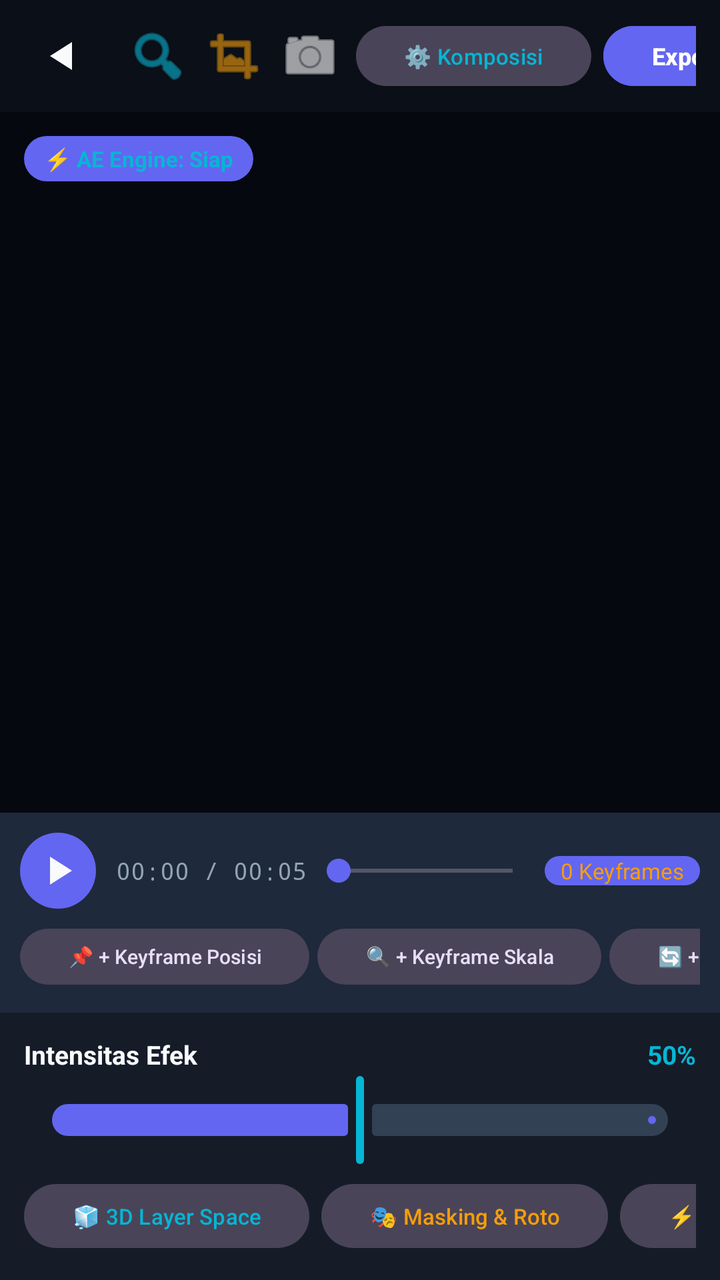
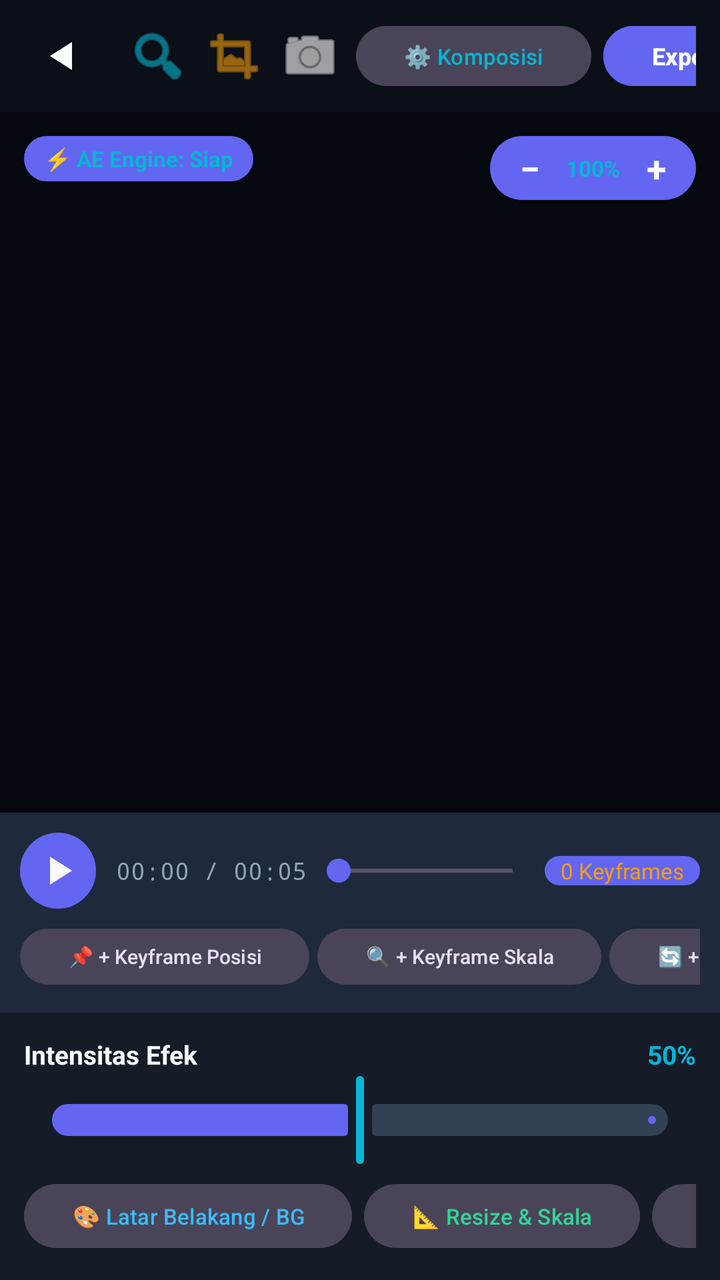

Before-and-after screenshots of an Android layout around one commit, followed by the original layout XML and the change that was made.
<!-- AndroidManifest.xml: application theme Theme.MediaStudioPro -->
<!-- res/layout/activity_after_effects_studio.xml -->
<?xml version="1.0" encoding="utf-8"?>
<LinearLayout xmlns:android="http://schemas.android.com/apk/res/android"
    xmlns:app="http://schemas.android.com/apk/res-auto"
    android:layout_width="match_parent"
    android:layout_height="match_parent"
    android:background="@color/background"
    android:orientation="vertical">

    
    <LinearLayout
        android:layout_width="match_parent"
        android:layout_height="56dp"
        android:gravity="center_vertical"
        android:paddingStart="12dp"
        android:paddingEnd="12dp">

        <ImageButton
            android:id="@+id/btn_back"
            android:layout_width="40dp"
            android:layout_height="40dp"
            android:background="?attr/selectableItemBackgroundBorderless"
            android:src="@drawable/ic_play"
            android:rotation="180"
            app:tint="@color/text_primary" />

        <TextView
            android:layout_width="0dp"
            android:layout_height="wrap_content"
            android:layout_marginStart="8dp"
            android:layout_weight="1"
            android:text="After Effects Studio Pro"
            android:textColor="@color/text_primary"
            android:textSize="17sp"
            android:textStyle="bold" />

        <ImageButton
            android:id="@+id/btn_quick_apply"
            android:layout_width="38dp"
            android:layout_height="38dp"
            android:background="?attr/selectableItemBackgroundBorderless"
            android:src="@android:drawable/ic_menu_search"
            app:tint="@color/accent_cyan" />

        <ImageButton
            android:id="@+id/btn_grid_guides"
            android:layout_width="38dp"
            android:layout_height="38dp"
            android:background="?attr/selectableItemBackgroundBorderless"
            android:src="@android:drawable/ic_menu_crop"
            app:tint="@color/accent_amber" />

        <ImageButton
            android:id="@+id/btn_snapshot"
            android:layout_width="38dp"
            android:layout_height="38dp"
            android:background="?attr/selectableItemBackgroundBorderless"
            android:src="@android:drawable/ic_menu_camera"
            app:tint="@color/white" />

        <Button
            android:id="@+id/btn_comp_settings"
            style="@style/Widget.Material3.Button.TonalButton"
            android:layout_width="wrap_content"
            android:layout_height="38dp"
            android:layout_marginStart="4dp"
            android:layout_marginEnd="6dp"
            android:text="⚙️ Komposisi"
            android:textColor="@color/accent_cyan"
            android:textSize="11sp" />

        <Button
            android:id="@+id/btn_export_vfx"
            android:layout_width="wrap_content"
            android:layout_height="38dp"
            android:backgroundTint="@color/primary"
            android:text="Export 4K"
            android:textColor="@color/white"
            android:textSize="12sp"
            android:textStyle="bold" />
    </LinearLayout>

    
    <FrameLayout
        android:id="@+id/layout_vfx_container"
        android:layout_width="match_parent"
        android:layout_height="0dp"
        android:layout_weight="1"
        android:background="#05080E">

        <TextureView
            android:id="@+id/texture_video_source"
            android:layout_width="match_parent"
            android:layout_height="match_parent"
            android:layout_gravity="center" />

        <ImageView
            android:id="@+id/iv_vfx_preview"
            android:layout_width="match_parent"
            android:layout_height="match_parent"
            android:layout_gravity="center"
            android:scaleType="fitCenter" />

        
        <TextView
            android:id="@+id/tv_active_vfx_badge"
            android:layout_width="wrap_content"
            android:layout_height="wrap_content"
            android:layout_gravity="top|start"
            android:layout_margin="12dp"
            android:background="@drawable/bg_pill_button"
            android:paddingStart="10dp"
            android:paddingTop="4dp"
            android:paddingEnd="10dp"
            android:paddingBottom="4dp"
            android:text="⚡ AE Engine: Siap"
            android:textColor="@color/accent_cyan"
            android:textSize="11sp"
            android:textStyle="bold" />

        
        <LinearLayout
            android:id="@+id/layout_vfx_export_progress"
            android:layout_width="match_parent"
            android:layout_height="match_parent"
            android:background="@color/overlay_scrim"
            android:gravity="center"
            android:orientation="vertical"
            android:visibility="gone">

            <ProgressBar
                android:layout_width="56dp"
                android:layout_height="56dp"
                android:indeterminateTint="@color/primary" />

            <TextView
                android:id="@+id/tv_vfx_progress_percent"
                android:layout_width="wrap_content"
                android:layout_height="wrap_content"
                android:layout_marginTop="12dp"
                android:text="Rendering VFX After Effects..."
                android:textColor="@color/white"
                android:textSize="15sp"
                android:textStyle="bold" />
        </LinearLayout>
    </FrameLayout>

    
    <LinearLayout
        android:layout_width="match_parent"
        android:layout_height="wrap_content"
        android:background="@color/surface_variant"
        android:orientation="vertical"
        android:padding="10dp">

        <LinearLayout
            android:layout_width="match_parent"
            android:layout_height="wrap_content"
            android:gravity="center_vertical"
            android:orientation="horizontal">

            <ImageButton
                android:id="@+id/btn_play_pause"
                android:layout_width="38dp"
                android:layout_height="38dp"
                android:background="@drawable/bg_pill_button"
                android:src="@drawable/ic_play"
                app:tint="@color/text_primary" />

            <TextView
                android:id="@+id/tv_timeline_time"
                android:layout_width="wrap_content"
                android:layout_height="wrap_content"
                android:layout_marginStart="10dp"
                android:text="00:00 / 00:05"
                android:textColor="@color/text_secondary"
                android:textSize="12sp"
                android:fontFamily="monospace" />

            <SeekBar
                android:id="@+id/seekbar_timeline"
                android:layout_width="0dp"
                android:layout_height="wrap_content"
                android:layout_weight="1"
                android:max="5000"
                android:progress="0"
                android:progressTint="@color/accent_cyan"
                android:thumbTint="@color/primary" />

            <TextView
                android:id="@+id/tv_keyframe_count"
                android:layout_width="wrap_content"
                android:layout_height="wrap_content"
                android:background="@drawable/bg_pill_button"
                android:paddingStart="8dp"
                android:paddingEnd="8dp"
                android:text="0 Keyframes"
                android:textColor="@color/accent_amber"
                android:textSize="11sp" />
        </LinearLayout>

        
        <HorizontalScrollView
            android:layout_width="match_parent"
            android:layout_height="wrap_content"
            android:layout_marginTop="6dp"
            android:scrollbars="none">

            <LinearLayout
                android:layout_width="wrap_content"
                android:layout_height="wrap_content"
                android:orientation="horizontal">

                <Button
                    android:id="@+id/btn_keyframe_pos"
                    style="@style/Widget.Material3.Button.TonalButton"
                    android:layout_width="wrap_content"
                    android:layout_height="36dp"
                    android:layout_marginEnd="4dp"
                    android:text="📌 + Keyframe Posisi"
                    android:textSize="10sp" />

                <Button
                    android:id="@+id/btn_keyframe_scale"
                    style="@style/Widget.Material3.Button.TonalButton"
                    android:layout_width="wrap_content"
                    android:layout_height="36dp"
                    android:layout_marginEnd="4dp"
                    android:text="🔍 + Keyframe Skala"
                    android:textSize="10sp" />

                <Button
                    android:id="@+id/btn_keyframe_rot"
                    style="@style/Widget.Material3.Button.TonalButton"
                    android:layout_width="wrap_content"
                    android:layout_height="36dp"
                    android:layout_marginEnd="4dp"
                    android:text="🔄 + Keyframe Rotasi"
                    android:textSize="10sp" />

                <Button
                    android:id="@+id/btn_keyframe_rot_x"
                    style="@style/Widget.Material3.Button.TonalButton"
                    android:layout_width="wrap_content"
                    android:layout_height="36dp"
                    android:layout_marginEnd="4dp"
                    android:text="🧊 + 3D Tilt X"
                    android:textSize="10sp" />

                <Button
                    android:id="@+id/btn_keyframe_rot_y"
                    style="@style/Widget.Material3.Button.TonalButton"
                    android:layout_width="wrap_content"
                    android:layout_height="36dp"
                    android:layout_marginEnd="4dp"
                    android:text="🧊 + 3D Pan Y"
                    android:textSize="10sp" />

                <Button
                    android:id="@+id/btn_keyframe_opacity"
                    style="@style/Widget.Material3.Button.TonalButton"
                    android:layout_width="wrap_content"
                    android:layout_height="36dp"
                    android:layout_marginEnd="4dp"
                    android:text="👁️ + Keyframe Opasitas"
                    android:textSize="10sp" />

                <Button
                    android:id="@+id/btn_keyframe_ease"
                    style="@style/Widget.Material3.Button.TonalButton"
                    android:layout_width="wrap_content"
                    android:layout_height="36dp"
                    android:layout_marginEnd="4dp"
                    android:text="📈 Kurva Easing"
                    android:textColor="@color/accent_cyan"
                    android:textSize="10sp" />

                <Button
                    android:id="@+id/btn_keyframe_clear"
                    style="@style/Widget.Material3.Button.TextButton"
                    android:layout_width="wrap_content"
                    android:layout_height="36dp"
                    android:text="Hapus Semua"
                    android:textColor="@color/error"
                    android:textSize="10sp" />
            </LinearLayout>
        </HorizontalScrollView>
    </LinearLayout>

    
    <LinearLayout
        android:layout_width="match_parent"
        android:layout_height="wrap_content"
        android:background="@color/surface"
        android:orientation="vertical"
        android:padding="12dp">

        
        <LinearLayout
            android:id="@+id/layout_vfx_slider"
            android:layout_width="match_parent"
            android:layout_height="wrap_content"
            android:orientation="vertical">

            <LinearLayout
                android:layout_width="match_parent"
                android:layout_height="wrap_content"
                android:orientation="horizontal">

                <TextView
                    android:id="@+id/tv_vfx_tool_name"
                    android:layout_width="0dp"
                    android:layout_height="wrap_content"
                    android:layout_weight="1"
                    android:text="Intensitas Efek"
                    android:textColor="@color/text_primary"
                    android:textSize="13sp"
                    android:textStyle="bold" />

                <TextView
                    android:id="@+id/tv_vfx_tool_value"
                    android:layout_width="wrap_content"
                    android:layout_height="wrap_content"
                    android:text="50%"
                    android:textColor="@color/accent_cyan"
                    android:textSize="13sp"
                    android:textStyle="bold" />
            </LinearLayout>

            <com.google.android.material.slider.Slider
                android:id="@+id/slider_vfx"
                android:layout_width="match_parent"
                android:layout_height="wrap_content"
                android:value="50"
                android:valueFrom="0"
                android:valueTo="100"
                app:thumbColor="@color/accent_cyan"
                app:trackColorActive="@color/primary"
                app:trackColorInactive="@color/slider_track" />
        </LinearLayout>

        
        <HorizontalScrollView
            android:layout_width="match_parent"
            android:layout_height="wrap_content"
            android:layout_marginTop="4dp"
            android:scrollbars="none">

            <LinearLayout
                android:layout_width="wrap_content"
                android:layout_height="wrap_content"
                android:orientation="horizontal">

                <Button
                    android:id="@+id/btn_vfx_3d_layer"
                    style="@style/Widget.Material3.Button.TonalButton"
                    android:layout_width="wrap_content"
                    android:layout_height="40dp"
                    android:layout_marginEnd="6dp"
                    android:text="🧊 3D Layer Space"
                    android:textColor="@color/accent_cyan"
                    android:textSize="11sp" />

                <Button
                    android:id="@+id/btn_vfx_mask"
                    style="@style/Widget.Material3.Button.TonalButton"
                    android:layout_width="wrap_content"
                    android:layout_height="40dp"
                    android:layout_marginEnd="6dp"
                    android:text="🎭 Masking &amp; Roto"
                    android:textColor="@color/accent_amber"
                    android:textSize="11sp" />

                <Button
                    android:id="@+id/btn_vfx_speed"
                    style="@style/Widget.Material3.Button.TonalButton"
                    android:layout_width="wrap_content"
                    android:layout_height="40dp"
                    android:layout_marginEnd="6dp"
                    android:text="⚡ Speed Ramping"
                    android:textSize="11sp" />

                <Button
                    android:id="@+id/btn_vfx_glow"
                    style="@style/Widget.Material3.Button.TonalButton"
                    android:layout_width="wrap_content"
                    android:layout_height="40dp"
                    android:layout_marginEnd="6dp"
                    android:text="🌟 Optical Glow"
                    android:textSize="11sp" />

                <Button
                    android:id="@+id/btn_vfx_glitch"
                    style="@style/Widget.Material3.Button.TonalButton"
                    android:layout_width="wrap_content"
                    android:layout_height="40dp"
                    android:layout_marginEnd="6dp"
                    android:text="⚡ RGB Glitch"
                    android:textSize="11sp" />

                <Button
                    android:id="@+id/btn_vfx_wiggle"
                    style="@style/Widget.Material3.Button.TonalButton"
                    android:layout_width="wrap_content"
                    android:layout_height="40dp"
                    android:layout_marginEnd="6dp"
                    android:text="📳 Camera Wiggle"
                    android:textSize="11sp" />

                <Button
                    android:id="@+id/btn_vfx_light_rays"
                    style="@style/Widget.Material3.Button.TonalButton"
                    android:layout_width="wrap_content"
                    android:layout_height="40dp"
                    android:layout_marginEnd="6dp"
                    android:text="☀️ CC Light Rays"
                    android:textSize="11sp" />

                <Button
                    android:id="@+id/btn_vfx_turbulent"
                    style="@style/Widget.Material3.Button.TonalButton"
                    android:layout_width="wrap_content"
                    android:layout_height="40dp"
                    android:layout_marginEnd="6dp"
                    android:text="🌊 Turbulent Displace"
                    android:textSize="11sp" />

                <Button
                    android:id="@+id/btn_vfx_zoom_blur"
                    style="@style/Widget.Material3.Button.TonalButton"
                    android:layout_width="wrap_content"
                    android:layout_height="40dp"
                    android:layout_marginEnd="6dp"
                    android:text="🌀 CC Radial Zoom"
                    android:textSize="11sp" />

                <Button
                    android:id="@+id/btn_vfx_saber"
                    style="@style/Widget.Material3.Button.TonalButton"
                    android:layout_width="wrap_content"
                    android:layout_height="40dp"
                    android:layout_marginEnd="6dp"
                    android:text="⚡ Saber Neon Edge"
                    android:textSize="11sp" />

                <Button
                    android:id="@+id/btn_vfx_lens_flare"
                    style="@style/Widget.Material3.Button.TonalButton"
                    android:layout_width="wrap_content"
                    android:layout_height="40dp"
                    android:layout_marginEnd="6dp"
                    android:text="☀️ Lens Flare"
                    android:textSize="11sp" />

                <Button
                    android:id="@+id/btn_vfx_lumetri"
                    style="@style/Widget.Material3.Button.TonalButton"
                    android:layout_width="wrap_content"
                    android:layout_height="40dp"
                    android:layout_marginEnd="6dp"
                    android:text="🎨 Lumetri Color"
                    android:textSize="11sp" />

                <Button
                    android:id="@+id/btn_vfx_particles"
                    style="@style/Widget.Material3.Button.TonalButton"
                    android:layout_width="wrap_content"
                    android:layout_height="40dp"
                    android:layout_marginEnd="6dp"
                    android:text="✨ Partikel Sparks/Rain"
                    android:textSize="11sp" />

                <Button
                    android:id="@+id/btn_vfx_particle_settings"
                    style="@style/Widget.Material3.Button.TonalButton"
                    android:layout_width="wrap_content"
                    android:layout_height="40dp"
                    android:layout_marginEnd="6dp"
                    android:text="🎛️ Parameter Partikel"
                    android:textColor="@color/accent_cyan"
                    android:textSize="11sp" />

                <Button
                    android:id="@+id/btn_vfx_cinematic"
                    style="@style/Widget.Material3.Button.TonalButton"
                    android:layout_width="wrap_content"
                    android:layout_height="40dp"
                    android:layout_marginEnd="6dp"
                    android:text="🎬 Sinematik &amp; Tekstur"
                    android:textColor="#F59E0B"
                    android:textSize="11sp" />

                <Button
                    android:id="@+id/btn_vfx_flag_wave"
                    style="@style/Widget.Material3.Button.TonalButton"
                    android:layout_width="wrap_content"
                    android:layout_height="40dp"
                    android:layout_marginEnd="6dp"
                    android:text="🚩 Bendera Berkibar"
                    android:textColor="#34D399"
                    android:textSize="11sp" />

                <Button
                    android:id="@+id/btn_vfx_film_grain"
                    style="@style/Widget.Material3.Button.TonalButton"
                    android:layout_width="wrap_content"
                    android:layout_height="40dp"
                    android:layout_marginEnd="6dp"
                    android:text="🎞️ Film Grain 35mm"
                    android:textSize="11sp" />

                <Button
                    android:id="@+id/btn_vfx_motion_text"
                    style="@style/Widget.Material3.Button.TonalButton"
                    android:layout_width="wrap_content"
                    android:layout_height="40dp"
                    android:layout_marginEnd="6dp"
                    android:text="🔤 Teks &amp; Gerak"
                    android:textSize="11sp" />

                <Button
                    android:id="@+id/btn_vfx_text_template"
                    style="@style/Widget.Material3.Button.TonalButton"
                    android:layout_width="wrap_content"
                    android:layout_height="40dp"
                    android:layout_marginEnd="6dp"
                    android:text="📋 Template Teks"
                    android:textColor="#38BDF8"
                    android:textSize="11sp" />

                <Button
                    android:id="@+id/btn_vfx_text_style"
                    style="@style/Widget.Material3.Button.TonalButton"
                    android:layout_width="wrap_content"
                    android:layout_height="40dp"
                    android:layout_marginEnd="6dp"
                    android:text="✨ Gaya, 3D/2D &amp; Frame"
                    android:textColor="@color/accent_amber"
                    android:textSize="11sp" />

                <Button
                    android:id="@+id/btn_vfx_sticker"
                    style="@style/Widget.Material3.Button.TonalButton"
                    android:layout_width="wrap_content"
                    android:layout_height="40dp"
                    android:layout_marginEnd="6dp"
                    android:text="🎉 Stiker Animasi"
                    android:textColor="#EC4899"
                    android:textSize="11sp" />

                <Button
                    android:id="@+id/btn_vfx_overlay"
                    style="@style/Widget.Material3.Button.TonalButton"
                    android:layout_width="wrap_content"
                    android:layout_height="40dp"
                    android:layout_marginEnd="6dp"
                    android:text="🖼️ Tumpuk Video/Foto"
                    android:textColor="@color/accent_cyan"
                    android:textSize="11sp" />

                <Button
                    android:id="@+id/btn_vfx_audio_spectrum"
                    style="@style/Widget.Material3.Button.TonalButton"
                    android:layout_width="wrap_content"
                    android:layout_height="40dp"
                    android:layout_marginEnd="6dp"
                    android:text="🎵 Audio Waveform"
                    android:textSize="11sp" />

                <Button
                    android:id="@+id/btn_vfx_blend_mode"
                    style="@style/Widget.Material3.Button.TonalButton"
                    android:layout_width="wrap_content"
                    android:layout_height="40dp"
                    android:layout_marginEnd="6dp"
                    android:text="🎭 Blending Modes"
                    android:textSize="11sp" />

                <Button
                    android:id="@+id/btn_vfx_unmult"
                    style="@style/Widget.Material3.Button.TonalButton"
                    android:layout_width="wrap_content"
                    android:layout_height="40dp"
                    android:layout_marginEnd="6dp"
                    android:text="⬛ Unmult Alpha"
                    android:textColor="@color/accent_cyan"
                    android:textSize="11sp" />

                <Button
                    android:id="@+id/btn_vfx_contour"
                    style="@style/Widget.Material3.Button.TonalButton"
                    android:layout_width="wrap_content"
                    android:layout_height="40dp"
                    android:layout_marginEnd="6dp"
                    android:text="🎨 Contour Paint"
                    android:textColor="@color/accent_amber"
                    android:textSize="11sp" />

                <Button
                    android:id="@+id/btn_vfx_curl"
                    style="@style/Widget.Material3.Button.TonalButton"
                    android:layout_width="wrap_content"
                    android:layout_height="40dp"
                    android:layout_marginEnd="6dp"
                    android:text="🌪️ Curl Noise"
                    android:textSize="11sp" />

                <Button
                    android:id="@+id/btn_vfx_dof"
                    style="@style/Widget.Material3.Button.TonalButton"
                    android:layout_width="wrap_content"
                    android:layout_height="40dp"
                    android:layout_marginEnd="6dp"
                    android:text="📷 3D Depth Field"
                    android:textSize="11sp" />
            </LinearLayout>
        </HorizontalScrollView>
    </LinearLayout>

</LinearLayout>
<!-- resources referenced by this layout -->
<resources>
  <color name="accent_amber">#F59E0B</color>
  <color name="accent_cyan">#06B6D4</color>
  <color name="background">#0B0F17</color>
  <color name="error">#EF4444</color>
  <color name="overlay_scrim">#80000000</color>
  <color name="primary">#6366F1</color>
  <color name="slider_track">#334155</color>
  <color name="surface">#151C28</color>
  <color name="surface_variant">#1E293B</color>
  <color name="text_primary">#F8FAFC</color>
  <color name="text_secondary">#94A3B8</color>
  <color name="white">#FFFFFF</color>
  <!-- drawable bg_pill_button (drawable) -->
  <?xml version="1.0" encoding="utf-8"?>
  <shape xmlns:android="http://schemas.android.com/apk/res/android">
      <solid android:color="@color/primary" />
      <corners android:radius="24dp" />
  </shape>
  <!-- drawable ic_play (drawable) -->
  <vector xmlns:android="http://schemas.android.com/apk/res/android"
      android:width="24dp" android:height="24dp" android:viewportWidth="24" android:viewportHeight="24">
      <path android:fillColor="#FFFFFFFF" android:pathData="M8,5v14l11,-7z"/>
  </vector>
  <style name="Theme.MediaStudioPro" parent="Theme.Material3.Dark.NoActionBar">
          <item name="colorPrimary">@color/primary</item>
          <item name="colorOnPrimary">@color/white</item>
          <item name="colorPrimaryContainer">@color/surface_variant</item>
          <item name="colorSecondary">@color/secondary</item>
          <item name="android:colorBackground">@color/background</item>
          <item name="colorSurface">@color/surface</item>
          <item name="colorSurfaceVariant">@color/surface_variant</item>
          <item name="android:statusBarColor">@color/background</item>
          <item name="android:navigationBarColor">@color/background</item>
      </style>
  <color name="secondary">#EC4899</color>
</resources>

<!-- the commit's change to res/layout/activity_after_effects_studio.xml (unified diff, before → after) -->
@@ -119,6 +119,53 @@
 
         
         <LinearLayout
+            android:id="@+id/layout_zoom_controls"
+            android:layout_width="wrap_content"
+            android:layout_height="wrap_content"
+            android:layout_gravity="top|end"
+            android:layout_margin="12dp"
+            android:background="@drawable/bg_pill_button"
+            android:gravity="center_vertical"
+            android:orientation="horizontal"
+            android:paddingStart="6dp"
+            android:paddingEnd="6dp"
+            android:paddingTop="2dp"
+            android:paddingBottom="2dp">
+
+            <TextView
+                android:id="@+id/btn_preview_zoom_out"
+                android:layout_width="28dp"
+                android:layout_height="28dp"
+                android:gravity="center"
+                android:text="−"
+                android:textColor="@color/text_primary"
+                android:textSize="18sp"
+                android:textStyle="bold" />
+
+            <TextView
+                android:id="@+id/tv_preview_zoom_label"
+                android:layout_width="wrap_content"
+                android:layout_height="wrap_content"
+                android:paddingStart="4dp"
+                android:paddingEnd="4dp"
+                android:text="100%"
+                android:textColor="@color/accent_cyan"
+                android:textSize="11sp"
+                android:textStyle="bold" />
+
+            <TextView
+                android:id="@+id/btn_preview_zoom_in"
+                android:layout_width="28dp"
+                android:layout_height="28dp"
+                android:gravity="center"
+                android:text="+"
+                android:textColor="@color/text_primary"
+                android:textSize="18sp"
+                android:textStyle="bold" />
+        </LinearLayout>
+
+        
+        <LinearLayout
             android:id="@+id/layout_vfx_export_progress"
             android:layout_width="match_parent"
             android:layout_height="match_parent"
@@ -351,6 +398,66 @@
                 android:orientation="horizontal">
 
                 <Button
+                    android:id="@+id/btn_vfx_bg_custom"
+                    style="@style/Widget.Material3.Button.TonalButton"
+                    android:layout_width="wrap_content"
+                    android:layout_height="40dp"
+                    android:layout_marginEnd="6dp"
+                    android:text="🎨 Latar Belakang / BG"
+                    android:textColor="#38BDF8"
+                    android:textSize="11sp" />
+
+                <Button
+                    android:id="@+id/btn_vfx_resize"
+                    style="@style/Widget.Material3.Button.TonalButton"
+                    android:layout_width="wrap_content"
+                    android:layout_height="40dp"
+                    android:layout_marginEnd="6dp"
+                    android:text="📐 Resize &amp; Skala"
+                    android:textColor="#34D399"
+                    android:textSize="11sp" />
+
+                <Button
+                    android:id="@+id/btn_vfx_crop"
+                    style="@style/Widget.Material3.Button.TonalButton"
+                    android:layout_width="wrap_content"
+                    android:layout_height="40dp"
+                    android:layout_marginEnd="6dp"
+                    android:text="✂️ Crop &amp; Potong"
+                    android:textColor="#F59E0B"
+                    android:textSize="11sp" />
+
+                <Button
+                    android:id="@+id/btn_vfx_zoom"
+                    style="@style/Widget.Material3.Button.TonalButton"
+                    android:layout_width="wrap_content"
+                    android:layout_height="40dp"
+                    android:layout_marginEnd="6dp"
+                    android:text="🔍 Zoom In/Out"
+                    android:textColor="#A78BFA"
+                    android:textSize="11sp" />
+
+                <Button
+                    android:id="@+id/btn_vfx_flip"
+                    style="@style/Widget.Material3.Button.TonalButton"
+                    android:layout_width="wrap_content"
+                    android:layout_height="40dp"
+                    android:layout_marginEnd="6dp"
+                    android:text="🪞 Flip Cermin"
+                    android:textColor="#F472B6"
+                    android:textSize="11sp" />
+
+                <Button
+                    android:id="@+id/btn_vfx_manual_size"
+                    style="@style/Widget.Material3.Button.TonalButton"
+                    android:layout_width="wrap_content"
+                    android:layout_height="40dp"
+                    android:layout_marginEnd="6dp"
+                    android:text="📏 Ukuran (px/cm/inc)"
+                    android:textColor="@color/accent_cyan"
+                    android:textSize="11sp" />
+
+                <Button
                     android:id="@+id/btn_vfx_3d_layer"
                     style="@style/Widget.Material3.Button.TonalButton"
                     android:layout_width="wrap_content"
